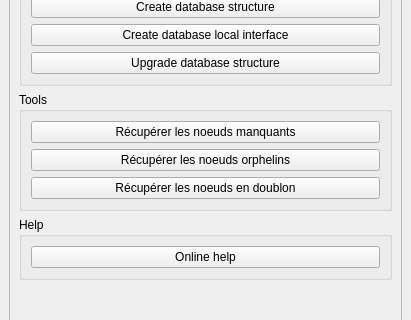
Before: the Qt Designer form stareau/resources/ui/dockwidget_base.ui in 3liz/qgis-stareau-plugin, drawn with Qt 5; both pictures show x 0 to 411 and y 241 to 561 of the 411 by 800 pixel window.
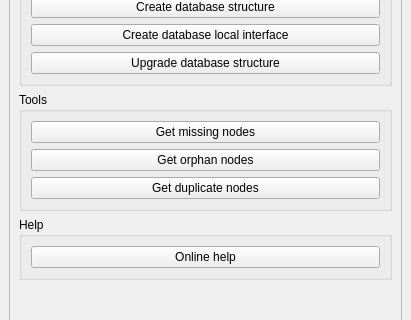
After: the same form once the commit is applied.

Commit message: Translate remaining French to English in algo & ui

```diff
--- a/stareau/resources/ui/dockwidget_base.ui
+++ b/stareau/resources/ui/dockwidget_base.ui
@@ -173,21 +173,21 @@
            <item>
             <widget class="QPushButton" name="button_noeud_manquant">
              <property name="text">
-              <string>Récupérer les noeuds manquants</string>
+              <string>Get missing nodes</string>
              </property>
             </widget>
            </item>
            <item>
             <widget class="QPushButton" name="button_noeud_orphelin">
              <property name="text">
-              <string>Récupérer les noeuds orphelins</string>
+              <string>Get orphan nodes</string>
              </property>
             </widget>
            </item>
            <item>
-            <widget class="QPushButton" name="button_noeud_orphelin">
+            <widget class="QPushButton" name="button_duplicate_nodes">
              <property name="text">
-              <string>Récupérer les noeuds en doublon</string>
+              <string>Get duplicate nodes</string>
              </property>
             </widget>
            </item>
```
Left out of the diff: 4 changed lines with no effect on the pictures. The commit also changes 7 other files.
